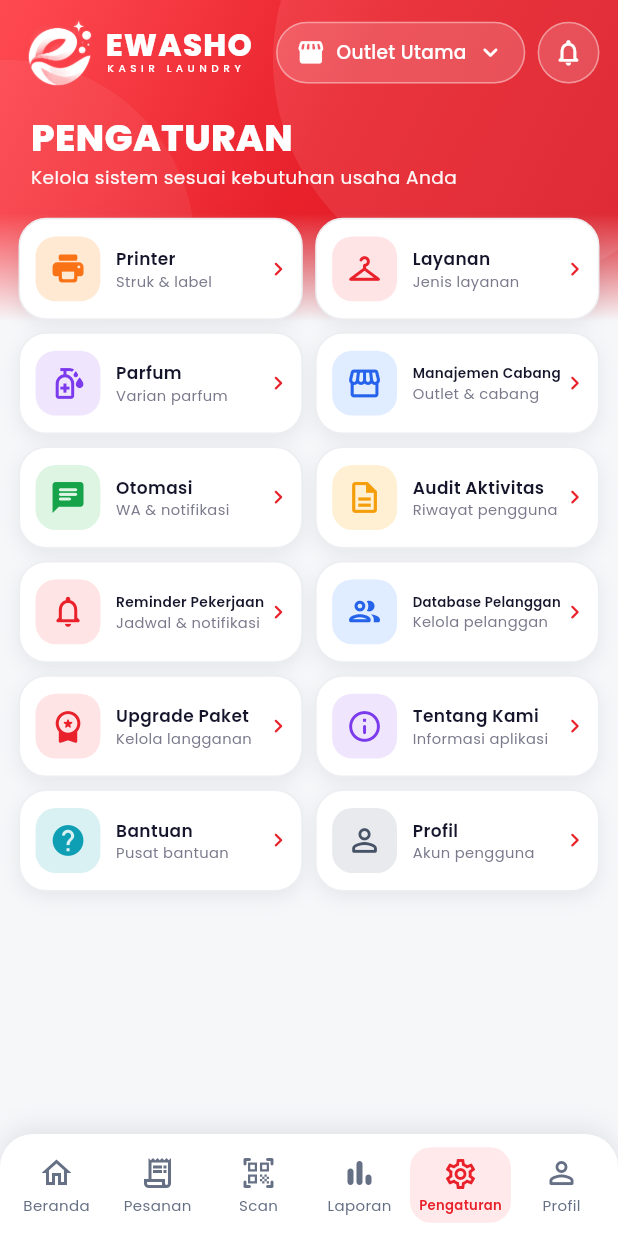
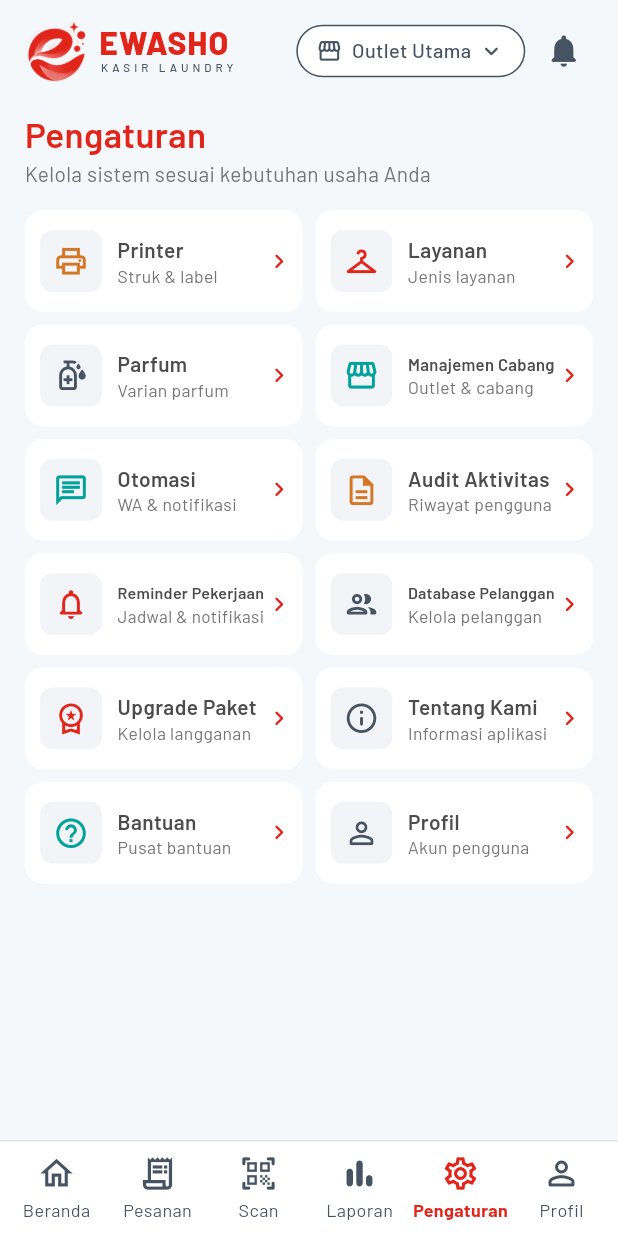
Before and after one commit to rajabadutiklan-lab/Washeo, a Flutter app: the EwashoPage screen opened directly with empty values, item 5 of the bottom bar chosen, on a phone screen of 412 x 824 dp. Run offline on Flutter 3.47's test engine with Material 3 defaults, Android fonts, the phone set to English and light mode, and no system bars; our stand-ins replace google_fonts.

Commit message:
Ubah gaya jadi datar dan bersih: latar terang, kartu putih, font Barlow
Co-Authored-By: Claude Opus 5.5 <noreply@anthropic.com>
Claude-Session: https://claude.ai/code/session_016aBwdT5JbhdtojzFCvAF2Z

```diff
--- a/lib/screens/pengaturan_screen.dart
+++ b/lib/screens/pengaturan_screen.dart
@@ -3,39 +3,32 @@ import 'package:flutter/material.dart';
 import '../widgets/common.dart';
 
 class _Menu {
-  const _Menu(this.judul, this.sub, this.icon, this.bg, this.fg);
+  const _Menu(this.judul, this.sub, this.icon, this.warna);
   final String judul;
   final String sub;
   final IconData icon;
-  final Color bg;
-  final Color fg;
+  final Color warna;
 }
 
 const _menus = [
-  _Menu('Printer', 'Struk & label', Icons.print_rounded, Color(0xFFFFE9D2),
-      Color(0xFFF97316)),
-  _Menu('Layanan', 'Jenis layanan', Icons.checkroom_rounded,
-      Color(0xFFFFE4E6), kRed),
-  _Menu('Parfum', 'Varian parfum', Icons.sanitizer_outlined,
-      Color(0xFFEFE5FC), Color(0xFF7C3AED)),
+  _Menu('Printer', 'Struk & label', Icons.print_outlined, kOrange),
+  _Menu('Layanan', 'Jenis layanan', Icons.checkroom_rounded, kRed),
+  _Menu('Parfum', 'Varian parfum', Icons.sanitizer_outlined, kSlate),
   _Menu('Manajemen Cabang', 'Outlet & cabang', Icons.storefront_outlined,
-      Color(0xFFE0ECFF), Color(0xFF2563EB)),
-  _Menu('Otomasi', 'WA & notifikasi', Icons.chat_rounded, Color(0xFFDFF5E3),
-      Color(0xFF16A34A)),
+      kTeal),
+  _Menu('Otomasi', 'WA & notifikasi', Icons.chat_outlined, kTeal),
   _Menu('Audit Aktivitas', 'Riwayat pengguna', Icons.description_outlined,
-      Color(0xFFFFF0D4), Color(0xFFF59E0B)),
+      kOrange),
   _Menu('Reminder Pekerjaan', 'Jadwal & notifikasi',
-      Icons.notifications_none_rounded, Color(0xFFFFE4E6), kRed),
+      Icons.notifications_none_rounded, kRed),
   _Menu('Database Pelanggan', 'Kelola pelanggan', Icons.people_outline_rounded,
-      Color(0xFFE0ECFF), Color(0xFF2563EB)),
-  _Menu('Upgrade Paket', 'Kelola langganan', Icons.workspace_premium_rounded,
-      Color(0xFFFFE4E6), kRed),
+      kSlate),
+  _Menu('Upgrade Paket', 'Kelola langganan', Icons.workspace_premium_outlined,
+      kRed),
   _Menu('Tentang Kami', 'Informasi aplikasi', Icons.info_outline_rounded,
-      Color(0xFFEFE5FC), Color(0xFF7C3AED)),
-  _Menu('Bantuan', 'Pusat bantuan', Icons.help_rounded, Color(0xFFDAF1F4),
-      Color(0xFF0E9FB5)),
-  _Menu('Profil', 'Akun pengguna', Icons.person_outline_rounded,
-      Color(0xFFE9EAEE), Color(0xFF475467)),
+      kSlate),
+  _Menu('Bantuan', 'Pusat bantuan', Icons.help_outline_rounded, kTeal),
+  _Menu('Profil', 'Akun pengguna', Icons.person_outline_rounded, kSlate),
 ];
 
 class PengaturanScreen extends StatefulWidget {
@@ -55,20 +48,19 @@ class _PengaturanScreenState extends State<PengaturanScreen> {
   Widget build(BuildContext context) {
     return EwashoPage(
       current: 3,
-      redHeight: 138,
       child: Column(
         crossAxisAlignment: CrossAxisAlignment.stretch,
         children: [
           EwashoHeader(
             outlet: _outlet,
             onOutletChanged: (v) => setState(() => _outlet = v),
-            actionIcon: Icons.notifications_none_rounded,
+            actionIcon: Icons.notifications_rounded,
             onAction: () => _open('Notifikasi'),
           ),
           const SizedBox(height: 18),
-          const PageTitle('PENGATURAN',
+          const PageTitle('Pengaturan',
               subtitle: 'Kelola sistem sesuai kebutuhan usaha Anda'),
-          const SizedBox(height: 18),
+          const SizedBox(height: 14),
           for (var i = 0; i < _menus.length; i += 2) ...[
             if (i > 0) const SizedBox(height: 8),
             Row(
@@ -107,18 +99,17 @@ class _MenuCard extends StatelessWidget {
       child: SizedBox(
         height: 66,
         child: EwashoCard(
-          radius: 18,
           padding: const EdgeInsets.fromLTRB(10, 0, 6, 0),
           child: Row(
             children: [
               Container(
-                width: 42,
-                height: 42,
+                width: 40,
+                height: 40,
                 decoration: BoxDecoration(
-                  color: data.bg,
-                  borderRadius: BorderRadius.circular(13),
+                  color: kTile,
+                  borderRadius: BorderRadius.circular(8),
                 ),
-                child: Icon(data.icon, color: data.fg, size: 24),
+                child: Icon(data.icon, color: data.warna, size: 23),
               ),
               const SizedBox(width: 10),
               Expanded(
@@ -130,19 +121,19 @@ class _MenuCard extends StatelessWidget {
                       fit: BoxFit.scaleDown,
                       alignment: Alignment.centerLeft,
                       child: Text(data.judul,
-                          style: ts(11, w: FontWeight.w600, h: 1.3)),
+                          style: ts(12.5, w: FontWeight.w600, h: 1.25)),
                     ),
                     const SizedBox(height: 1),
                     FittedBox(
                       fit: BoxFit.scaleDown,
                       alignment: Alignment.centerLeft,
                       child:
-                          Text(data.sub, style: ts(9.5, c: kMuted, h: 1.3)),
+                          Text(data.sub, style: ts(10.5, c: kMuted, h: 1.25)),
                     ),
                   ],
                 ),
               ),
-              const Icon(Icons.chevron_right_rounded, color: kRed, size: 18),
+              const Icon(Icons.chevron_right_rounded, color: kRed, size: 19),
             ],
           ),
         ),
--- a/lib/widgets/bottom_nav.dart
+++ b/lib/widgets/bottom_nav.dart
@@ -4,9 +4,6 @@ import '../screens/beranda_screen.dart';
 import '../screens/laporan_screen.dart';
 import '../screens/pengaturan_screen.dart';
 import 'common.dart';
-
-/// Warna ikon menu bawah yang tidak aktif. Tombol scan memakai warna yang sama.
-const kNavGrey = Color(0xFF667085);
 
 // Indeks tab: 0 Beranda, 1 Pesanan, 2 Laporan, 3 Pengaturan, 4 Profil.
 // Nilai -1 = tombol Scan (bukan tab, sejajar dengan menu lain).
@@ -43,7 +40,7 @@ void goTab(BuildContext context, int from, int to) {
   );
 }
 
-/// Menu bawah yang dipakai semua layar utama.
+/// Menu bawah datar yang dipakai semua layar utama.
 class EwashoBottomNav extends StatelessWidget {
   const EwashoBottomNav({super.key, required this.current});
 
@@ -51,7 +48,7 @@ class EwashoBottomNav extends StatelessWidget {
 
   Widget _item(BuildContext context, (int, IconData, String) slot) {
     final active = slot.$1 == current;
-    final color = active ? kRed : kNavGrey;
+    final color = active ? kRed : kSlate;
     return Expanded(
       child: GestureDetector(
         behavior: HitTestBehavior.opaque,
@@ -63,33 +60,27 @@ class EwashoBottomNav extends StatelessWidget {
             goTab(context, current, slot.$1);
           }
         },
-        child: Center(
-          child: Container(
-            padding: const EdgeInsets.symmetric(horizontal: 6, vertical: 6),
-            decoration: BoxDecoration(
-              color: active ? const Color(0xFFFFE9EA) : null,
-              borderRadius: BorderRadius.circular(14),
-            ),
         child: Column(
-              mainAxisSize: MainAxisSize.min,
+          mainAxisAlignment: MainAxisAlignment.center,
           children: [
-                Icon(slot.$2, color: color, size: 24),
-                const SizedBox(height: 2),
-                FittedBox(
+            Icon(slot.$2, color: color, size: 26),
+            const SizedBox(height: 3),
+            Padding(
+              padding: const EdgeInsets.symmetric(horizontal: 2),
+              child: FittedBox(
                 fit: BoxFit.scaleDown,
                 child: Text(
                   slot.$3,
                   maxLines: 1,
                   style: TextStyle(
                     color: color,
-                      fontSize: 10,
-                      fontWeight: active ? FontWeight.w600 : FontWeight.w400,
+                    fontSize: 12,
+                    fontWeight: active ? FontWeight.w700 : FontWeight.w400,
+                  ),
                 ),
               ),
             ),
           ],
-            ),
-          ),
         ),
       ),
     );
@@ -102,18 +93,11 @@ class EwashoBottomNav extends StatelessWidget {
     return MediaQuery(
       data: mq.copyWith(textScaler: TextScaler.noScaling),
       child: Container(
-        height: 68 + inset,
+        height: 64 + inset,
         padding: EdgeInsets.only(left: 4, right: 4, bottom: inset),
         decoration: const BoxDecoration(
           color: Colors.white,
-          borderRadius: BorderRadius.vertical(top: Radius.circular(22)),
-          boxShadow: [
-            BoxShadow(
-              color: Color(0x1A1D2433),
-              blurRadius: 14,
-              offset: Offset(0, -4),
-            ),
-          ],
+          border: Border(top: BorderSide(color: kLine)),
         ),
         child: Row(
           children: [for (final s in _slots) _item(context, s)],
--- a/lib/widgets/common.dart
+++ b/lib/widgets/common.dart
@@ -1,19 +1,25 @@
 import 'dart:math' as math;
 
 import 'package:flutter/material.dart';
+import 'package:flutter/services.dart';
 
 import 'bottom_nav.dart';
 
-// Bagian yang dipakai bersama semua layar: warna, header, motif, kartu.
-// Tidak ada blur di sini supaya ringan di HP kelas bawah.
+// Bagian yang dipakai bersama semua layar. Gaya: datar dan bersih -
+// latar terang, kartu putih tanpa bayangan, tanpa gradient, tanpa blur.
 
-const kRed = Color(0xFFE8212B);
-const kInk = Color(0xFF14142B);
-const kMuted = Color(0xFF7A7A8C);
-const kGreen = Color(0xFF16A34A);
-
-/// Warna dasar layar: abu sangat muda yang netral, bukan merah muda.
-const kBody = Color(0xFFF6F7F9);
+const kRed = Color(0xFFE1251A);
+const kInk = Color(0xFF4C4C4C);
+const kMuted = Color(0xFF747474);
+const kSlate = Color(0xFF465363);
+const kTeal = Color(0xFF00A29B);
+const kTealDark = Color(0xFF016B67);
+const kOrange = Color(0xFFD57624);
+const kDark = Color(0xFF4E4E4E);
+const kBody = Color(0xFFF4F8FB);
+const kLine = Color(0xFFE6E6E6);
+const kTile = Color(0xFFF3F4F8);
+const kOutline = Color(0xFFADB3BF);
 
 /// Lebar acuan desain. Isi layar disusun pada lebar ini lalu diskalakan
 /// seragam ke lebar HP.
@@ -23,7 +29,7 @@ Color wOp(double opacity) => Color.fromRGBO(255, 255, 255, opacity);
 
 TextStyle ts(double size,
         {FontWeight w = FontWeight.w400, Color c = kInk, double? h}) =>
-    TextStyle(fontSize: size, fontWeight: w, color: c, height: h);
+    TextStyle(fontSize: size * 1.08, fontWeight: w, color: c, height: h);
 
 String rupiah(int value) {
   final s = value.toString();
@@ -46,16 +52,11 @@ void showInfo(BuildContext context, String text) {
 }
 
 // ---------------------------------------------------------------------------
-// Kerangka layar: motif header merah di atas, badan terang, menu bawah
+// Kerangka layar: latar terang polos + menu bawah
 // ---------------------------------------------------------------------------
 
 class EwashoPage extends StatelessWidget {
-  const EwashoPage({
-    super.key,
-    required this.current,
-    required this.child,
-    this.redHeight = 150,
-  });
+  const EwashoPage({super.key, required this.current, required this.child});
 
   /// Indeks menu bawah yang aktif.
   final int current;
@@ -63,36 +64,23 @@ class EwashoPage extends StatelessWidget {
   /// Isi layar, disusun pada lebar [kDesignWidth].
   final Widget child;
 
-  /// Tinggi area merah (satuan desain) sebelum memudar ke warna badan.
-  final double redHeight;
-
-  static const double _fade = 70;
-
   @override
   Widget build(BuildContext context) {
     final mq = MediaQuery.of(context);
     final width = math.min(mq.size.width, 520.0);
-    final scale = width / kDesignWidth;
-    final motifHeight = mq.padding.top + (redHeight + _fade) * scale;
-    return Scaffold(
-      extendBody: true,
+    return AnnotatedRegion<SystemUiOverlayStyle>(
+      value: const SystemUiOverlayStyle(
+        statusBarColor: Colors.transparent,
+        statusBarIconBrightness: Brightness.dark,
+        statusBarBrightness: Brightness.light,
+      ),
+      child: Scaffold(
         backgroundColor: kBody,
         bottomNavigationBar: EwashoBottomNav(current: current),
-      body: Stack(
-        children: [
-          Positioned(
-            top: 0,
-            left: 0,
-            right: 0,
-            height: motifHeight,
-            child: RepaintBoundary(
-              child: HeaderMotif(solid: 1 - (_fade * scale) / motifHeight),
-            ),
-          ),
-          SafeArea(
+        body: SafeArea(
           bottom: false,
           child: SingleChildScrollView(
-              padding: EdgeInsets.only(bottom: 88 + mq.padding.bottom),
+            padding: const EdgeInsets.only(bottom: 20),
             child: Align(
               alignment: Alignment.topCenter,
               child: SizedBox(
@@ -105,7 +93,7 @@ class EwashoPage extends StatelessWidget {
                     child: SizedBox(
                       width: kDesignWidth,
                       child: Padding(
-                          padding: const EdgeInsets.fromLTRB(12, 10, 12, 0),
+                        padding: const EdgeInsets.fromLTRB(16, 10, 16, 0),
                         child: child,
                       ),
                     ),
@@ -115,65 +103,7 @@ class EwashoPage extends StatelessWidget {
             ),
           ),
         ),
-        ],
       ),
-    );
-  }
-}
-
-/// Motif header yang sama di semua layar: gradient merah dengan dua
-/// lengkung lembut, memudar ke warna badan di bagian bawah.
-class HeaderMotif extends StatelessWidget {
-  const HeaderMotif({super.key, required this.solid});
-
-  /// Bagian (0..1) dari tinggi yang tetap merah penuh sebelum memudar.
-  final double solid;
-
-  @override
-  Widget build(BuildContext context) {
-    return Stack(
-      fit: StackFit.expand,
-      children: [
-        const DecoratedBox(
-          decoration: BoxDecoration(
-            gradient: LinearGradient(
-              begin: Alignment.topLeft,
-              end: Alignment.bottomRight,
-              colors: [Color(0xFFFF4A52), Color(0xFFE8212B), Color(0xFFD9141F)],
-            ),
-          ),
-        ),
-        Positioned(
-          top: -110,
-          right: -70,
-          child: Container(
-            width: 300,
-            height: 300,
-            decoration:
-                BoxDecoration(shape: BoxShape.circle, color: wOp(.09)),
-          ),
-        ),
-        Positioned(
-          top: 40,
-          left: -120,
-          child: Container(
-            width: 250,
-            height: 250,
-            decoration:
-                BoxDecoration(shape: BoxShape.circle, color: wOp(.06)),
-          ),
-        ),
-        DecoratedBox(
-          decoration: BoxDecoration(
-            gradient: LinearGradient(
-              begin: Alignment.topCenter,
-              end: Alignment.bottomCenter,
-              colors: const [Color(0x00F6F7F9), Color(0x00F6F7F9), kBody],
-              stops: [0, solid.clamp(0.0, 1.0).toDouble(), 1],
-            ),
-          ),
-        ),
-      ],
     );
   }
 }
@@ -200,59 +130,58 @@ class EwashoHeader extends StatelessWidget {
 
   @override
   Widget build(BuildContext context) {
-    final pill = BoxDecoration(
-      color: wOp(.16),
-      borderRadius: BorderRadius.circular(22),
-      border: Border.all(color: wOp(.40)),
-    );
     return SizedBox(
-      height: 48,
+      height: 46,
       child: Row(
         children: [
-          const SizedBox(width: 4),
           const EwashoLogo(),
           const Spacer(),
           PopupMenuButton<String>(
             onSelected: onOutletChanged,
             position: PopupMenuPosition.under,
+            color: Colors.white,
             shape: RoundedRectangleBorder(
-              borderRadius: BorderRadius.circular(16),
+              borderRadius: BorderRadius.circular(10),
             ),
             itemBuilder: (_) => [
               for (final o in outlets) PopupMenuItem(value: o, child: Text(o)),
             ],
             child: Container(
-              height: 40,
+              height: 34,
               padding: const EdgeInsets.symmetric(horizontal: 12),
-              decoration: pill,
+              decoration: BoxDecoration(
+                color: Colors.white,
+                borderRadius: BorderRadius.circular(17),
+                border: Border.all(color: kSlate, width: 1),
+              ),
               child: Row(
                 mainAxisSize: MainAxisSize.min,
                 children: [
-                  const Icon(Icons.storefront_rounded,
-                      color: Colors.white, size: 19),
-                  const SizedBox(width: 7),
+                  const Icon(Icons.storefront_outlined,
+                      color: kSlate, size: 17),
+                  const SizedBox(width: 6),
                   ConstrainedBox(
-                    constraints: const BoxConstraints(maxWidth: 92),
+                    constraints: const BoxConstraints(maxWidth: 96),
                     child: Text(outlet,
                         maxLines: 1,
                         overflow: TextOverflow.ellipsis,
-                        style: ts(12, w: FontWeight.w500, c: Colors.white)),
+                        style: ts(12, w: FontWeight.w500, c: kSlate)),
                   ),
-                  const SizedBox(width: 6),
+                  const SizedBox(width: 4),
                   const Icon(Icons.keyboard_arrow_down_rounded,
-                      color: Colors.white, size: 19),
+                      color: kSlate, size: 18),
                 ],
               ),
             ),
           ),
-          const SizedBox(width: 8),
+          const SizedBox(width: 6),
           GestureDetector(
+            behavior: HitTestBehavior.opaque,
             onTap: onAction,
-            child: Container(
-              width: 40,
-              height: 40,
-              decoration: pill,
-              child: Icon(actionIcon, color: Colors.white, size: 20),
+            child: SizedBox(
+              width: 38,
+              height: 38,
+              child: Icon(actionIcon, color: kSlate, size: 25),
             ),
           ),
         ],
@@ -272,8 +201,10 @@ class EwashoLogo extends StatelessWidget {
       children: [
         Image.asset(
           'assets/images/logo_ewasho.png',
-          width: 46,
-          height: 46,
+          width: 42,
+          height: 42,
+          color: kRed,
+          colorBlendMode: BlendMode.srcIn,
           filterQuality: FilterQuality.medium,
         ),
         const SizedBox(width: 6),
@@ -282,11 +213,11 @@ class EwashoLogo extends StatelessWidget {
           mainAxisSize: MainAxisSize.min,
           children: [
             Text('EWASHO',
-                style: ts(20, w: FontWeight.w800, c: Colors.white, h: 1.05)
+                style: ts(19, w: FontWeight.w800, c: kRed, h: 1.05)
                     .copyWith(letterSpacing: .8)),
             Text('KASIR LAUNDRY',
-                style: ts(6.8, w: FontWeight.w500, c: Colors.white)
-                    .copyWith(letterSpacing: 2.9)),
+                style: ts(7, w: FontWeight.w500, c: kSlate)
+                    .copyWith(letterSpacing: 2.6)),
           ],
         ),
       ],
@@ -294,7 +225,7 @@ class EwashoLogo extends StatelessWidget {
   }
 }
 
-/// Judul layar besar di bawah header (mis. LAPORAN, PENGATURAN).
+/// Judul layar (mis. Laporan, Pengaturan) dengan teks merah.
 class PageTitle extends StatelessWidget {
   const PageTitle(this.title, {super.key, this.subtitle});
   final String title;
@@ -302,25 +233,21 @@ class PageTitle extends StatelessWidget {
 
   @override
   Widget build(BuildContext context) {
-    return Padding(
-      padding: const EdgeInsets.only(left: 8),
-      child: Column(
+    return Column(
       crossAxisAlignment: CrossAxisAlignment.start,
       children: [
-          Text(title,
-              style: ts(24, w: FontWeight.w800, c: Colors.white, h: 1.1)),
+        Text(title, style: ts(21, w: FontWeight.w600, c: kRed, h: 1.15)),
         if (subtitle != null) ...[
-            const SizedBox(height: 4),
-            Text(subtitle!, style: ts(12, c: wOp(.95))),
+          const SizedBox(height: 3),
+          Text(subtitle!, style: ts(12.5, c: kMuted)),
         ],
       ],
-      ),
     );
   }
 }
 
 // ---------------------------------------------------------------------------
-// Kartu putih & kartu statistik
+// Kartu putih datar & kartu statistik
 // ---------------------------------------------------------------------------
 
 class EwashoCard extends StatelessWidget {
@@ -328,28 +255,22 @@ class EwashoCard extends StatelessWidget {
     super.key,
     required this.child,
     this.padding = const EdgeInsets.all(14),
-    this.radius = 20,
+    this.radius = 12,
+    this.color = Colors.white,
   });
 
   final Widget child;
   final EdgeInsetsGeometry padding;
   final double radius;
+  final Color color;
 
   @override
   Widget build(BuildContext context) {
     return Container(
       padding: padding,
       decoration: BoxDecoration(
-        color: Colors.white,
+        color: color,
         borderRadius: BorderRadius.circular(radius),
-        border: Border.all(color: const Color(0xFFEDEEF1)),
-        boxShadow: const [
-          BoxShadow(
-            color: Color(0x141D2433),
-            blurRadius: 10,
-            offset: Offset(0, 4),
-          ),
-        ],
       ),
       child: child,
     );
@@ -376,83 +297,52 @@ class StatCard extends StatelessWidget {
   Widget build(BuildContext context) {
     return EwashoCard(
       padding: const EdgeInsets.fromLTRB(12, 12, 12, 10),
-      child: Stack(
-        children: [
-          Row(
+      child: Row(
         crossAxisAlignment: CrossAxisAlignment.start,
         children: [
           Container(
-                width: 40,
-                height: 40,
+            width: 38,
+            height: 38,
             decoration: BoxDecoration(
-                  color: const Color(0xFFFFF0F1),
-                  borderRadius: BorderRadius.circular(13),
+              color: kTile,
+              borderRadius: BorderRadius.circular(8),
             ),
-                child: Icon(icon, color: kRed, size: 24),
+            child: Icon(icon, color: kRed, size: 22),
           ),
           const SizedBox(width: 10),
           Expanded(
             child: Column(
               crossAxisAlignment: CrossAxisAlignment.start,
               children: [
-                    Text(label, style: ts(11.5, h: 1.2)),
-                    const SizedBox(height: 1),
+                Text(label, style: ts(11.5, c: kMuted, h: 1.2)),
+                const SizedBox(height: 2),
                 FittedBox(
                   fit: BoxFit.scaleDown,
                   alignment: Alignment.centerLeft,
-                      child:
-                          Text(value, style: ts(17, w: FontWeight.w700, h: 1.3)),
+                  child: Text(value, style: ts(17, w: FontWeight.w700, h: 1.25)),
                 ),
-                    const SizedBox(height: 2),
+                const SizedBox(height: 3),
                 Row(
                   children: [
                     const Icon(Icons.north_east_rounded,
-                            color: kGreen, size: 13),
-                        const SizedBox(width: 4),
+                        color: kTeal, size: 13),
+                    const SizedBox(width: 3),
                     Text(percent,
-                            style: ts(11.5, w: FontWeight.w600, c: kGreen)),
+                        style: ts(11.5, w: FontWeight.w600, c: kTeal)),
+                    const SizedBox(width: 5),
+                    Flexible(
+                      child: Text(caption,
+                          maxLines: 1,
+                          overflow: TextOverflow.ellipsis,
+                          style: ts(10, c: kMuted)),
+                    ),
                   ],
                 ),
-                    Text(caption, style: ts(9.5, c: kMuted)),
               ],
             ),
           ),
         ],
       ),
-          const Positioned(right: 0, bottom: 2, child: MiniBars()),
-        ],
-      ),
     );
   }
 }
-
-class MiniBars extends StatelessWidget {
-  const MiniBars({super.key});
-
-  @override
-  Widget build(BuildContext context) {
-    const heights = [8.0, 13.0, 18.0, 24.0];
-    const colors = [
-      Color(0xFFFFB3B6),
-      Color(0xFFFF9499),
-      Color(0xFFFF7078),
-      Color(0xFFF2434B),
-    ];
-    return Row(
-      crossAxisAlignment: CrossAxisAlignment.end,
-      mainAxisSize: MainAxisSize.min,
-      children: [
-        for (var i = 0; i < heights.length; i++)
-          Container(
-            width: 5.5,
-            height: heights[i],
-            margin: const EdgeInsets.only(left: 2),
-            decoration: BoxDecoration(
-              color: colors[i],
-              borderRadius: BorderRadius.circular(2.5),
-            ),
-          ),
-      ],
-    );
-  }
-}
```
Also changed, not shown: lib/main.dart (+4 -3 lines), lib/screens/beranda_screen.dart (+98 -139 lines), lib/screens/laporan_screen.dart (+42 -51 lines), 6 other files. Lines whose indentation alone changed are shown as unchanged.
